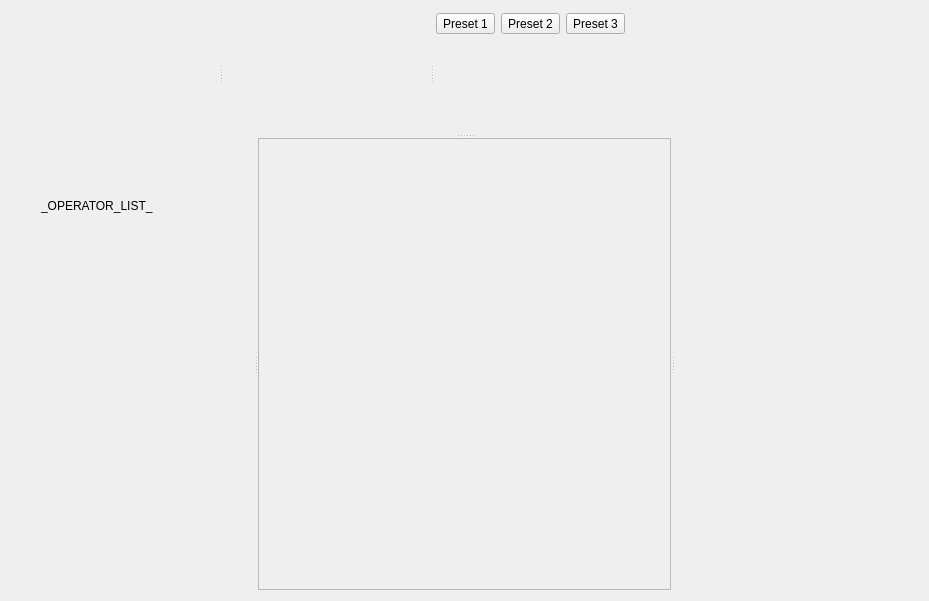
This is src/resources/ui/devwidget.ui in remia/EclairLooks as Qt 5 draws it before an edit. The edited form follows.
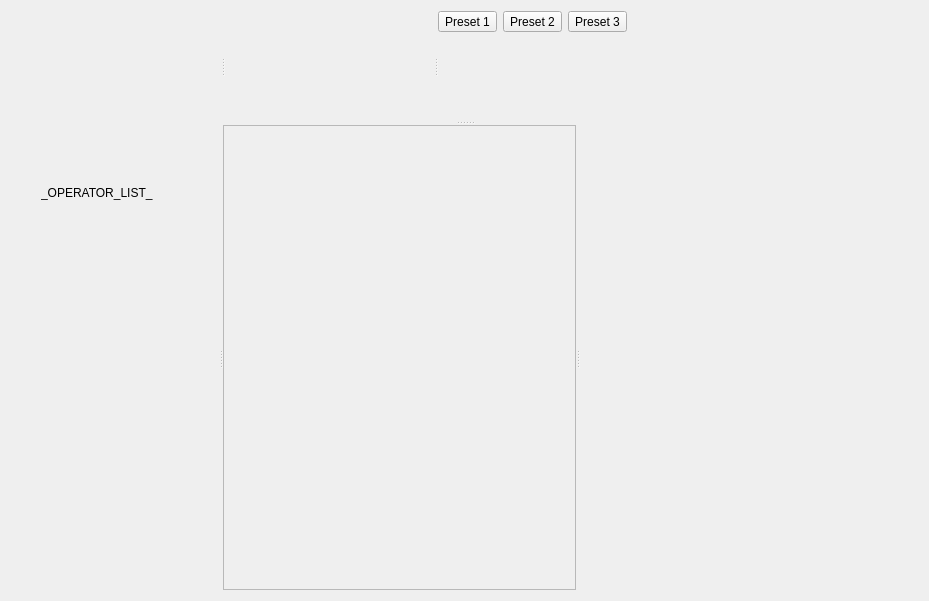
This is the edited form. Custom widgets are drawn as their Qt base class.

Commit message: Basic Scope View

The edit to the form file:
```diff
--- a/src/resources/ui/devwidget.ui
+++ b/src/resources/ui/devwidget.ui
@@ -45,16 +45,16 @@
          <widget class="QWidget" name="presetWidget" native="true">
           <layout class="QHBoxLayout" name="horizontalLayout">
            <property name="leftMargin">
-            <number>2</number>
+            <number>0</number>
            </property>
            <property name="topMargin">
-            <number>2</number>
+            <number>0</number>
            </property>
            <property name="rightMargin">
-            <number>2</number>
+            <number>0</number>
            </property>
            <property name="bottomMargin">
-            <number>2</number>
+            <number>0</number>
            </property>
            <item>
             <widget class="QToolButton" name="toolButton_3">
@@ -125,8 +125,58 @@
         </property>
        </widget>
       </widget>
-      <widget class="QScrollArea" name="operatorDetailWidget" native="true"/>
-      <widget class="WaveformWidget" name="waveformWidget" native="true"/>
+      <widget class="QScrollArea" name="operatorDetailWidget"/>
+      <widget class="QWidget" name="scopeView" native="true">
+       <layout class="QVBoxLayout" name="scopeVLayout">
+        <property name="leftMargin">
+         <number>0</number>
+        </property>
+        <property name="topMargin">
+         <number>0</number>
+        </property>
+        <property name="rightMargin">
+         <number>0</number>
+        </property>
+        <property name="bottomMargin">
+         <number>0</number>
+        </property>
+        <item>
+         <layout class="QHBoxLayout" name="scopeHLayout">
+          <property name="leftMargin">
+           <number>0</number>
+          </property>
+          <property name="topMargin">
+           <number>0</number>
+          </property>
+          <property name="rightMargin">
+           <number>0</number>
+          </property>
+          <property name="bottomMargin">
+           <number>0</number>
+          </property>
+          <item>
+           <widget class="QTabBar" name="scopeBar" native="true"/>
+          </item>
+          <item>
+           <spacer name="horizontalSpacer">
+            <property name="orientation">
+             <enum>Qt::Horizontal</enum>
+            </property>
+            <property name="sizeHint" stdset="0">
+             <size>
+              <width>40</width>
+              <height>20</height>
+             </size>
+            </property>
+           </spacer>
+          </item>
+         </layout>
+        </item>
+        <item>
+         <widget class="WaveformWidget" name="scopeWidget" native="true"/>
+        </item>
+       </layout>
+      </widget>
      </widget>
     </widget>
    </item>
@@ -151,6 +201,11 @@
    <header>transformationlistwidget.h</header>
    <container>1</container>
   </customwidget>
+  <customwidget>
+   <class>QTabBar</class>
+   <extends>QWidget</extends>
+   <header>qtabbar.h</header>
+  </customwidget>
  </customwidgets>
  <resources/>
  <connections/>
```
The commit also changes 3 other files.
